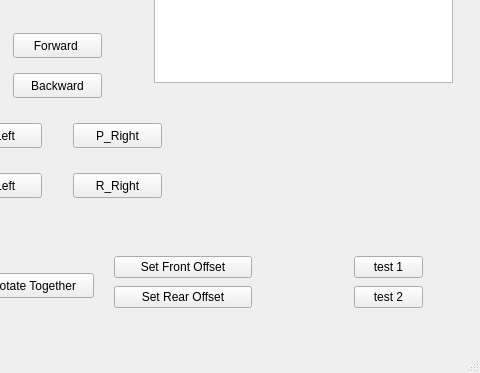
This is 232-WheelManual/mainwindow.ui in CSUAGVTeam/raspberryWheelTest as Qt 5 draws it before an edit; both pictures show x 297 to 777 and y 244 to 617 of the 777 by 617 pixel window. The edited form follows.
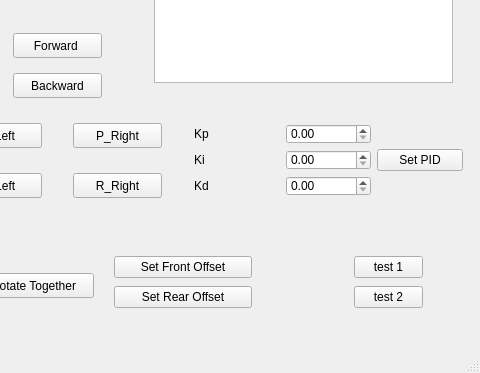
This is the edited form.

Diff of the .ui file:
```diff
--- a/232-WheelManual/mainwindow.ui
+++ b/232-WheelManual/mainwindow.ui
@@ -459,6 +459,75 @@
      <string>R_Right</string>
     </property>
    </widget>
+   <widget class="QWidget" name="horizontalLayoutWidget">
+    <property name="geometry">
+     <rect>
+      <x>480</x>
+      <y>340</y>
+      <width>291</width>
+      <height>94</height>
+     </rect>
+    </property>
+    <layout class="QHBoxLayout" name="horizontalLayout">
+     <item>
+      <layout class="QVBoxLayout" name="verticalLayout_7">
+       <item>
+        <widget class="QLabel" name="label_3">
+         <property name="text">
+          <string>Kp</string>
+         </property>
+        </widget>
+       </item>
+       <item>
+        <widget class="QLabel" name="label_4">
+         <property name="text">
+          <string>Ki</string>
+         </property>
+        </widget>
+       </item>
+       <item>
+        <widget class="QLabel" name="label_5">
+         <property name="text">
+          <string>Kd</string>
+         </property>
+        </widget>
+       </item>
+      </layout>
+     </item>
+     <item>
+      <layout class="QVBoxLayout" name="verticalLayout_8">
+       <item>
+        <widget class="QDoubleSpinBox" name="kpSpinBox">
+         <property name="singleStep">
+          <double>0.010000000000000</double>
+         </property>
+        </widget>
+       </item>
+       <item>
+        <widget class="QDoubleSpinBox" name="kiSpinBox">
+         <property name="singleStep">
+          <double>0.010000000000000</double>
+         </property>
+        </widget>
+       </item>
+       <item>
+        <widget class="QDoubleSpinBox" name="kdSpinBox">
+         <property name="singleStep">
+          <double>0.001000000000000</double>
+         </property>
+        </widget>
+       </item>
+      </layout>
+     </item>
+     <item>
+      <widget class="QPushButton" name="setPIDButton">
+       <property name="text">
+        <string>Set PID</string>
+       </property>
+      </widget>
+     </item>
+    </layout>
+   </widget>
   </widget>
   <widget class="QMenuBar" name="menuBar">
    <property name="geometry">
```
